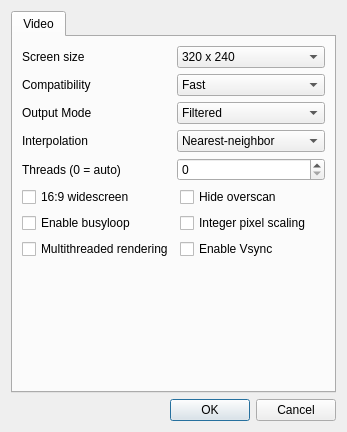
Qt form Source/3rdParty/mupen64plus-video-angrylion-plus/src/plugin/mupen64plus/UserInterface/MainDialog.ui (Rosalie241/RMG) before a commit.
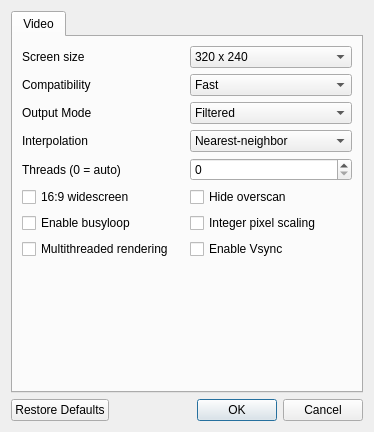
The same form after that commit.

Commit message: 3rdParty: implement default button for mupen64plus-video-angrylion-plus

The edit to the form file:
```diff
--- a/Source/3rdParty/mupen64plus-video-angrylion-plus/src/plugin/mupen64plus/UserInterface/MainDialog.ui
+++ b/Source/3rdParty/mupen64plus-video-angrylion-plus/src/plugin/mupen64plus/UserInterface/MainDialog.ui
@@ -6,7 +6,7 @@
    <rect>
     <x>0</x>
     <y>0</y>
-    <width>347</width>
+    <width>374</width>
     <height>432</height>
    </rect>
   </property>
@@ -309,7 +309,7 @@
       <enum>Qt::Orientation::Horizontal</enum>
      </property>
      <property name="standardButtons">
-      <set>QDialogButtonBox::StandardButton::Cancel|QDialogButtonBox::StandardButton::Ok</set>
+      <set>QDialogButtonBox::StandardButton::Cancel|QDialogButtonBox::StandardButton::Ok|QDialogButtonBox::StandardButton::RestoreDefaults</set>
      </property>
     </widget>
    </item>
```
The commit also changes 2 other files.
